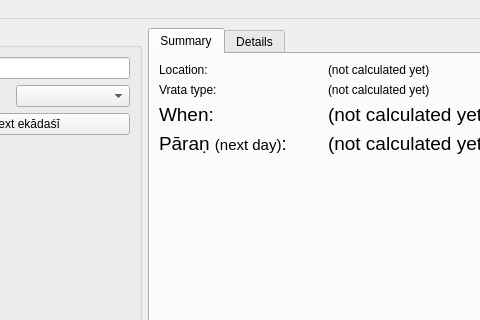
Qt form gui-qt/mainwindow.ui (ashutosh108/vaishnavam-panchangam) before a commit; both pictures show x 126 to 606 and y 0 to 320 of the 800 by 600 pixel window.
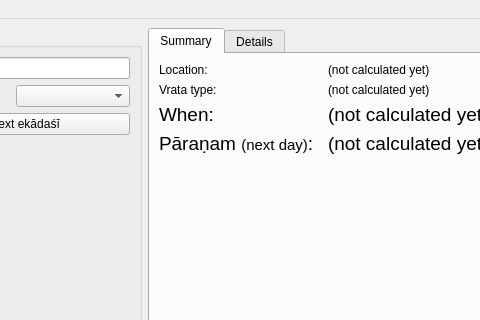
The same form after that commit.

Commit message: typo fix: Pāraṇam

Diff of the .ui file:
```diff
--- a/gui-qt/mainwindow.ui
+++ b/gui-qt/mainwindow.ui
@@ -187,7 +187,7 @@
            </font>
           </property>
           <property name="text">
-           <string>Pāraṇ &lt;small&gt;(next day)&lt;/small&gt;:</string>
+           <string>&lt;html&gt;&lt;head/&gt;&lt;body&gt;&lt;p&gt;Pāraṇam &lt;span style=&quot; font-size:small;&quot;&gt;(next day)&lt;/span&gt;:&lt;/p&gt;&lt;/body&gt;&lt;/html&gt;</string>
           </property>
          </widget>
         </item>
```
